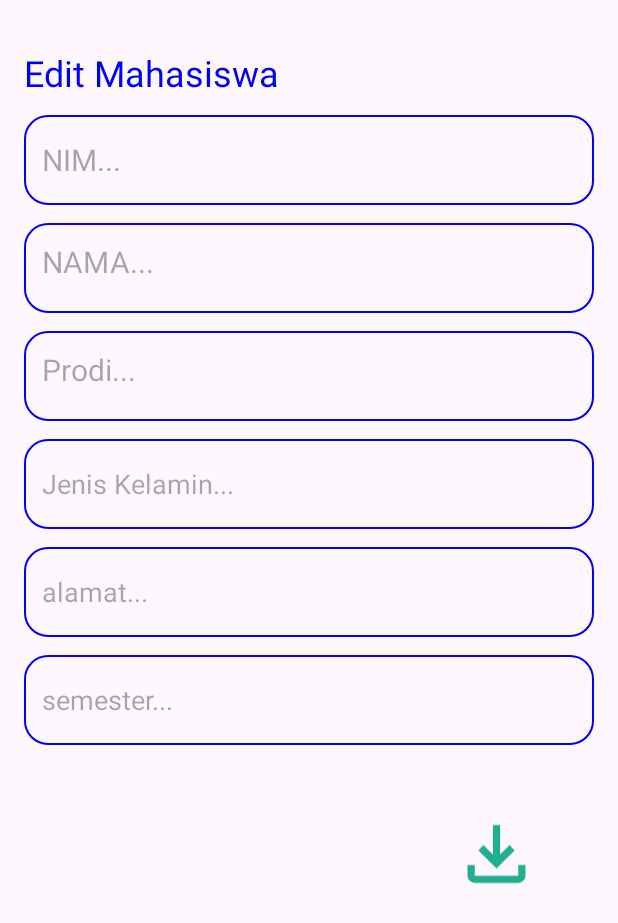
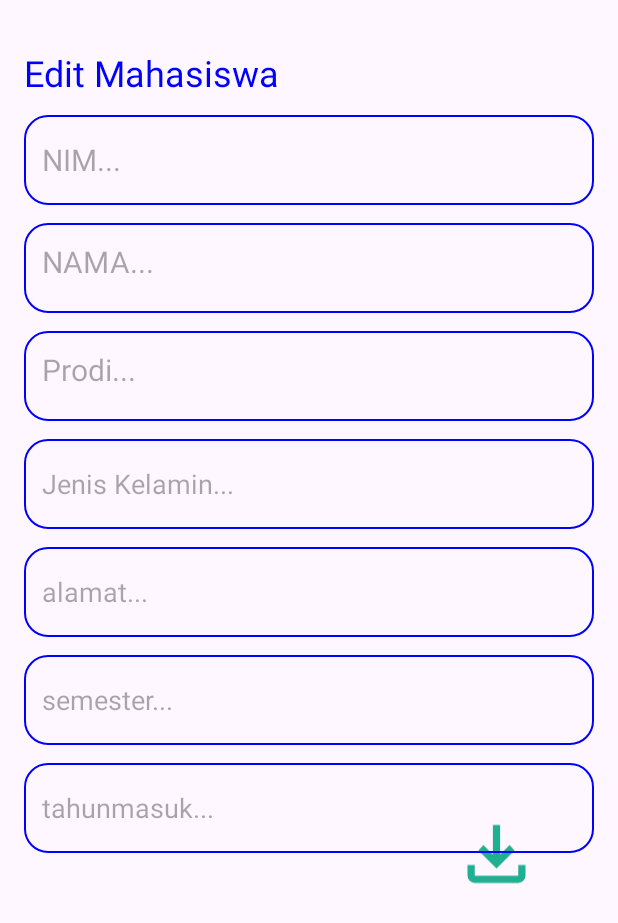
Before and after one commit to AyyMhmd/curd-mobile-dev, an Android app: the UpdateMahasiswaActivity screen opened directly, with no data from a screen before it, on a phone screen of 412 x 824 dp. Shown: the top 923 px of the screen. Run offline under Robolectric (Android 15) with nearby library versions, the phone set to English and light mode, and no system bars; 1 statement that could not run was skipped.

Commit message:
feat(database): menambahkan kolom tahun_masuk di tabel mahasiswa

```diff
--- a/app/src/main/java/com/example/crudayi/AddMahasiswa.kt
+++ b/app/src/main/java/com/example/crudayi/AddMahasiswa.kt
@@ -32,6 +32,8 @@ class AddMahasiswa : AppCompatActivity() {
             val jenisKelamin = binding.jenisKelaminEditText.text.toString()
             val alamat = binding.AlamatEditText.text.toString()
             val semester = binding.SemesterEditText.text.toString()
+            val tahunmasuk = binding.TahunMasukEditText.text.toString()
+
 
 
             if (nim.isEmpty() || nama.isEmpty() || prodi.isEmpty() || jenisKelamin.isEmpty()) {
@@ -39,7 +41,7 @@ class AddMahasiswa : AppCompatActivity() {
                 return@setOnClickListener
             }
 
-            val mahasiswa = Mahasiswa(nim, nama, prodi, jenisKelamin, alamat, semester)
+            val mahasiswa = Mahasiswa(nim, nama, prodi, jenisKelamin, alamat, semester,tahunmasuk)
             dbHelper.InsertMahasiswa(mahasiswa)
 
             // Tampilkan dan mainkan animasi sukses
--- a/app/src/main/java/com/example/crudayi/Mahasiswa.kt
+++ b/app/src/main/java/com/example/crudayi/Mahasiswa.kt
@@ -7,4 +7,5 @@ data class Mahasiswa(
     val jenisKelamin: String,
     val alamat : String,
     val semester : String,
+    val tahunmasuk : String,
 )
--- a/app/src/main/java/com/example/crudayi/UpdateMahasiswaActivity.kt
+++ b/app/src/main/java/com/example/crudayi/UpdateMahasiswaActivity.kt
@@ -27,6 +27,7 @@ class UpdateMahasiswaActivity : AppCompatActivity() {
         val editJenisKelaminEditText = findViewById<EditText>(R.id.editJenisKelaminEditText) // Inisialisasi EditText baru
         val editAlamatEditText = findViewById<EditText>(R.id.editAlamatEditText)
         val editSemesterEditText = findViewById<EditText>(R.id.editSemesterEditText)
+        val editTahunMasukEditText = findViewById<EditText>(R.id.editTahunMasukEditText)
         val saveButton = findViewById<ImageView>(R.id.saveButton)
 
         Fnim = intent.getStringExtra("oldNim") ?: return run { // Menggunakan "oldNim" dan Elvis operator
@@ -45,6 +46,8 @@ class UpdateMahasiswaActivity : AppCompatActivity() {
             editJenisKelaminEditText.setText(mhsw.jenisKelamin) // Isi nilai jenis kelamin
             editAlamatEditText.setText(mhsw.alamat)
             editSemesterEditText.setText(mhsw.semester)
+            editTahunMasukEditText.setText(mhsw.tahunmasuk)
+
         } else {
             Toast.makeText(this, "Data mahasiswa tidak ditemukan.", Toast.LENGTH_LONG).show()
             finish()
@@ -58,10 +61,11 @@ class UpdateMahasiswaActivity : AppCompatActivity() {
             val newJenisKelamin = editJenisKelaminEditText.text.toString() // Ambil nilai jenis kelamin baru
             val newAlamat = editAlamatEditText.text.toString()
             val newSemester = editSemesterEditText.text.toString()
+            val newTahunMasuk =editTahunMasukEditText.text.toString()
 
 
 
-            val updateMhsw = Mahasiswa(newNIM, newNAMA, newProdi, newJenisKelamin, newAlamat, newSemester ) // Masukkan jenis kelamin
+            val updateMhsw = Mahasiswa(newNIM, newNAMA, newProdi, newJenisKelamin, newAlamat, newSemester, newTahunMasuk) // Masukkan jenis kelamin
             db.updateMahasiswa(Fnim, updateMhsw)
 
             Toast.makeText(this, "Data Berhasil Diupdate", Toast.LENGTH_LONG).show()
--- a/app/src/main/res/layout/activity_main.xml
+++ b/app/src/main/res/layout/activity_main.xml
@@ -26,7 +26,6 @@
         android:layout_below="@id/Heading"
         android:padding="16dp"
         />
-
     <com.google.android.material.floatingactionbutton.FloatingActionButton
         android:id="@+id/TombolTambah"
         android:layout_width="72dp"
@@ -34,8 +33,10 @@
         android:layout_centerHorizontal="true"
         android:layout_alignParentBottom="true"
         android:layout_marginBottom="55dp"
+        android:layout_marginEnd="24dp"
         android:backgroundTint="@color/cardview_shadow_end_color"
-        android:src="@drawable/baseline_add_24" />
+        android:src="@drawable/baseline_add_24"
+        android:contentDescription="@string/tambah_data"/>
 
     <com.airbnb.lottie.LottieAnimationView
         android:id="@+id/successAnimationView"
--- a/app/src/main/res/layout/activity_update_mahasiswa.xml
+++ b/app/src/main/res/layout/activity_update_mahasiswa.xml
@@ -104,6 +104,17 @@
         android:maxLines="1"
         android:padding="12dp"
         android:textSize="18sp" />
+    <EditText
+        android:id="@+id/editTahunMasukEditText"
+        android:layout_width="match_parent"
+        android:layout_height="60dp"
+        android:layout_below="@id/editSemesterEditText"
+        android:layout_marginTop="12dp"
+        android:background="@drawable/border"
+        android:hint="tahunmasuk..."
+        android:maxLines="1"
+        android:padding="12dp"
+        android:textSize="18sp" />
 
     <com.airbnb.lottie.LottieAnimationView
         android:id="@+id/successAnimationView"
--- a/app/src/main/res/values/strings.xml
+++ b/app/src/main/res/values/strings.xml
@@ -1,4 +1,6 @@
 <resources>
     <string name="app_name">CRUD AYI</string>
     <string name="_heading_data_mahasiswa" />
+    <string name="tambah_data">Tambah data mahasiswa</string>
+
 </resources>
```
Also changed, not shown: app/src/main/java/com/example/crudayi/DBHelper.kt (+9 -3 lines), app/src/main/java/com/example/crudayi/MahasiswaAdapter.kt (+8 -5 lines), app/src/main/res/layout/activity_add_mahasiswa.xml (+12 -1 lines), app/src/main/res/layout/card_item_mahasiswa.xml (+12 -4 lines).
